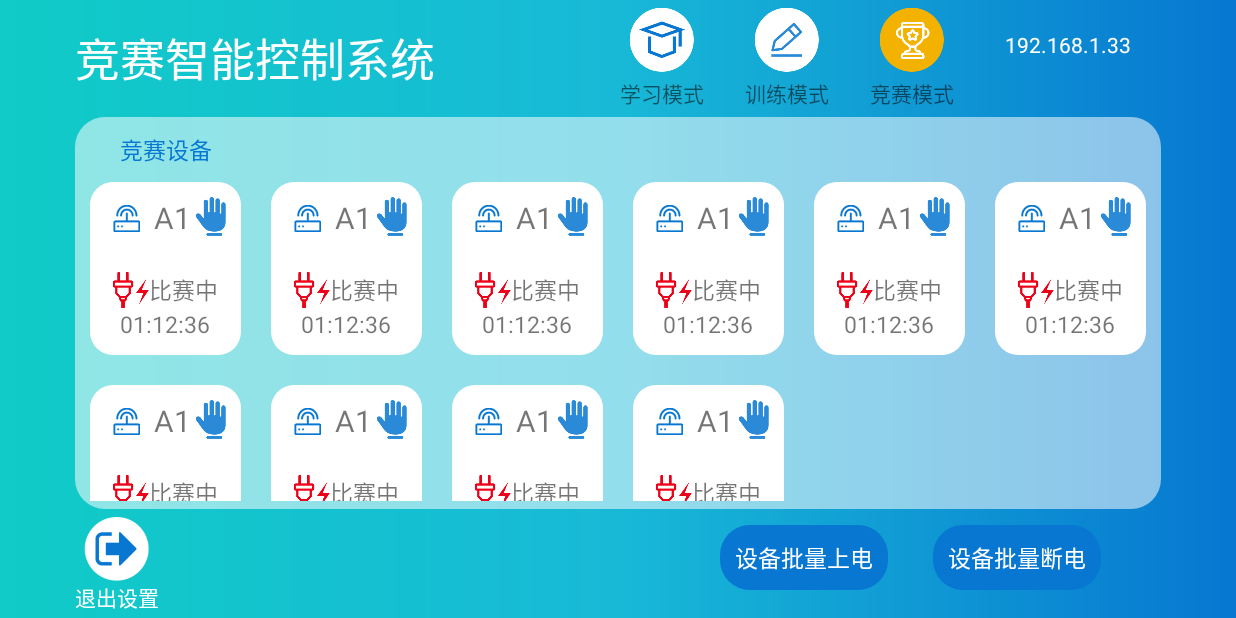
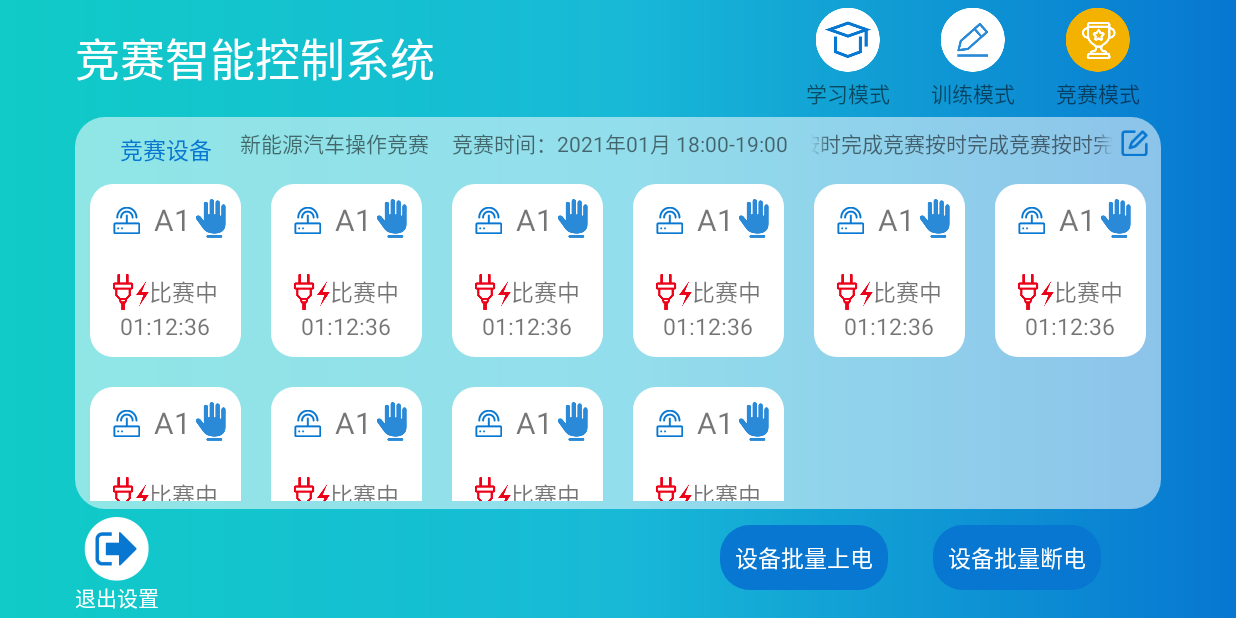
Before and after one commit to zhoujf2014/CompetitionTeacher, an Android app: the MainActivity screen opened directly, with no data from a screen before it, on a phone screen of 824 x 412 dp (held sideways). Run offline under Robolectric (Android 15) with nearby library versions, the phone set to English and light mode, and no system bars; our stand-ins replace ButterKnife; 2 statements that could not run were skipped.

Commit message:
上传台式修改

```diff
--- a/app/src/main/java/com/gtafe/competitionteacher/MainActivity.java
+++ b/app/src/main/java/com/gtafe/competitionteacher/MainActivity.java
@@ -10,6 +10,7 @@ import android.provider.Settings;
 import android.view.View;
 import android.widget.Button;
 import android.widget.EditText;
+import android.widget.ImageView;
 import android.widget.TextView;
 
 
@@ -48,6 +49,16 @@ public class MainActivity extends BaseActivity {
     TextView mcomfir;
     @BindView(R.id.main_back)
     TextView mBack;
+
+    @BindView(R.id.main_competition_title)
+    TextView mainCompetitionTitle;
+    @BindView(R.id.main_competition_time)
+    TextView mainCompetitionTime;
+    @BindView(R.id.main_competition_yaoqiu)
+    TextView mainCompetitionYaoqiu;
+    @BindView(R.id.mian_competition_edit)
+    ImageView mainCompetitionEdit;
+
     @BindView(R.id.open_all)
     TextView mOpenAll;
     @BindView(R.id.close_all)
@@ -75,6 +86,7 @@ public class MainActivity extends BaseActivity {
 
     @Override
     protected void init() {
+        mainCompetitionYaoqiu.setSelected(true);//实现跑马灯
         CompelitionAdapter compelitionAdapter = new CompelitionAdapter(mContext);
         mRvList.setLayoutManager(new GridLayoutManager(mContext, 6));
         mRvList.setAdapter(compelitionAdapter);
@@ -99,6 +111,9 @@ public class MainActivity extends BaseActivity {
             case R.id.main_bt_competition:
                 break;
             case R.id.main_tv_ip:
+                break;
+            case R.id.mian_competition_edit:
+
                 break;
             case R.id.main_et_ip:
                 break;
--- a/app/src/main/res/layout/activity_main.xml
+++ b/app/src/main/res/layout/activity_main.xml
@@ -53,7 +53,6 @@
                 android:id="@+id/main_bt_competition"
                 style="@style/style_mode"
                 android:background="@null"
-
                 android:drawableTop="@mipmap/jingsaimoshilogo"
                 android:text="竞赛模式" />
 
@@ -67,7 +66,8 @@
             android:layout_gravity="top"
             android:layout_margin="20dp"
             android:text="192.168.1.33"
-            android:textColor="#FFFFFF" />
+            android:textColor="#FFFFFF"
+            android:visibility="gone" />
 
     </LinearLayout>
 
@@ -84,14 +84,66 @@
             android:background="@drawable/bg_list"
             android:orientation="vertical">
 
+            <LinearLayout
+
+                android:layout_width="match_parent"
+                android:layout_height="wrap_content">
+
                 <TextView
-                android:layout_width="match_parent"
+                    android:layout_width="wrap_content"
                     android:layout_height="wrap_content"
                     android:layout_marginLeft="30dp"
                     android:layout_marginTop="10dp"
                     android:text="竞赛设备"
                     android:textColor="#0777D1"
                     android:textSize="15sp" />
+
+                <LinearLayout
+                    android:id="@+id/main_view_competition"
+                    android:layout_width="match_parent"
+                    android:layout_height="wrap_content"
+                    android:layout_marginLeft="15dp"
+                    android:gravity="center"
+                    android:padding="3dp">
+
+                    <TextView
+                        android:id="@+id/main_competition_title"
+                        android:layout_width="wrap_content"
+                        android:layout_height="wrap_content"
+                        android:text="新能源汽车操作竞赛" />
+
+                    <TextView
+                        android:id="@+id/main_competition_time"
+                        android:layout_width="wrap_content"
+                        android:layout_height="wrap_content"
+                        android:layout_marginLeft="15dp"
+                        android:text="竞赛时间：2021年01月 18:00-19:00" />
+
+                    <TextView
+
+                        android:id="@+id/main_competition_yaoqiu"
+                        android:layout_width="0dp"
+                        android:layout_height="wrap_content"
+                        android:layout_marginLeft="15dp"
+                        android:layout_weight="1"
+                        android:ellipsize="marquee"
+                        android:focusable="true"
+                        android:focusableInTouchMode="true"
+                        android:marqueeRepeatLimit="marquee_forever"
+                        android:singleLine="true"
+                        android:text="竞赛要求：按时完成竞赛按时完成竞赛按时完成竞赛按时完成竞赛按时完成竞赛按时完成竞赛按时完成竞赛按时完成竞赛按时完成竞赛按时完成竞赛" />
+
+                    <ImageView
+                        android:id="@+id/mian_competition_edit"
+                        android:layout_width="wrap_content"
+                        android:layout_height="wrap_content"
+                        android:layout_margin="2dp"
+                        android:padding="3dp"
+                        android:src="@mipmap/bainjijingsai" />
+                </LinearLayout>
+
+            </LinearLayout>
+
 
             <androidx.recyclerview.widget.RecyclerView
                 android:id="@+id/rv_list"
```
Also changed, not shown: app/src/main/res/mipmap-hdpi/bainjijingsai.png (added), app/src/main/res/mipmap-mdpi/bainjijingsai.png (added), app/src/main/res/mipmap-xhdpi/bainjijingsai.png (added), app/src/main/res/mipmap-xxhdpi/bainjijingsai.png (added), app/src/main/res/mipmap-xxxhdpi/bainjijingsai.png (added). Lines whose indentation alone changed are shown as unchanged.
